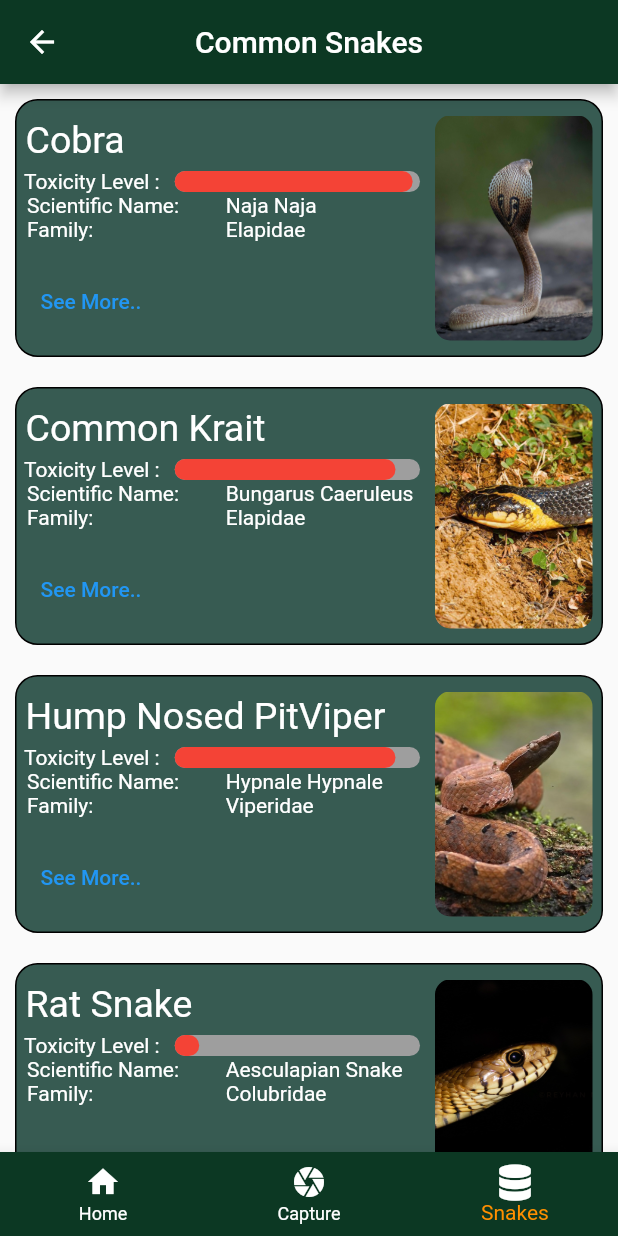
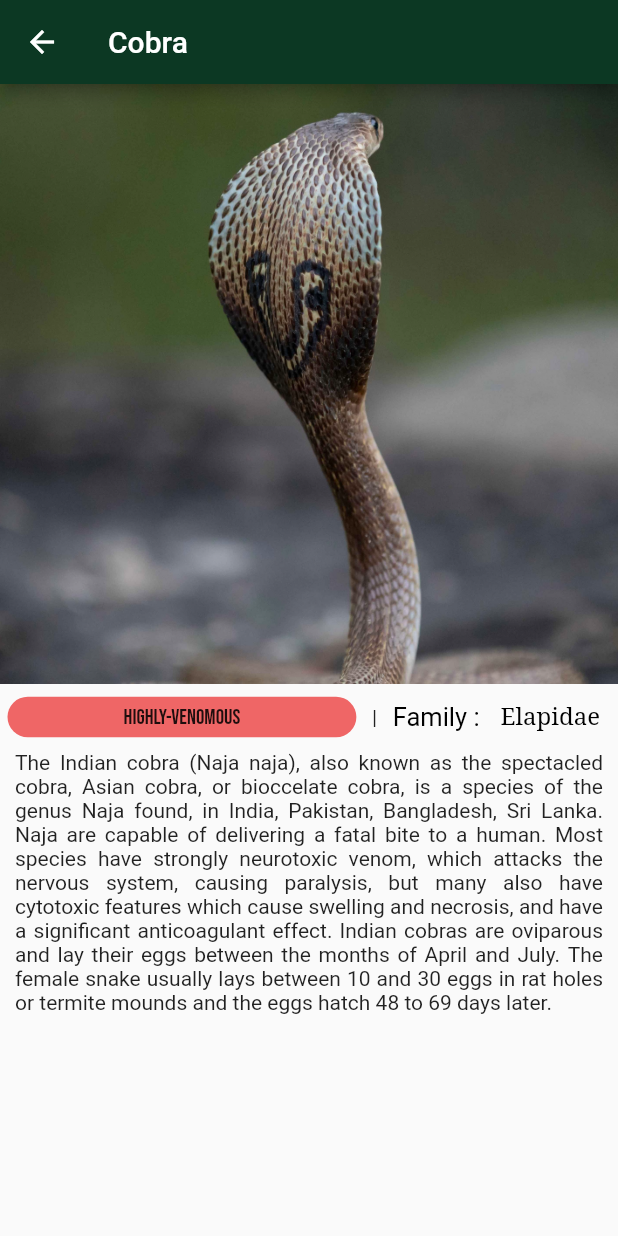
Before and after one commit to Deshal-001/snake_eyes, a Flutter app: the screen it shows after launch, item 3 of the bottom bar chosen, after a tap on "See More..", on a phone screen of 412 x 824 dp. Run offline on Flutter 3.47's test engine with Material 2 defaults, Android fonts, the phone set to English and light mode, and no system bars; drawn by our look-alikes of percent_indicator; our stand-ins replace font_awesome_flutter, google_fonts, image_picker; Roboto replaces fonts that are missing (Abel, Sansita).

Commit message:
Initial commit

```diff
--- a/lib/CommonSnakesPage.dart
+++ b/lib/CommonSnakesPage.dart
@@ -1,34 +1,11 @@
-import 'package:flutter/cupertino.dart';
 import 'package:flutter/material.dart';
 import 'package:font_awesome_flutter/font_awesome_flutter.dart';
 import 'package:google_fonts/google_fonts.dart';
 import 'package:percent_indicator/percent_indicator.dart';
 
 import 'MenuPage.dart';
+import 'Snake.dart';
 
-List snakesList = [
-  "Cobra",
-  "Common Krait",
-  "Hump Nosed PitViper",
-  "Rat Snake",
-  "Rusellas Viper",
-  "Saw Scaled Viper",
-  "Green Tree Vine",
-  "Indian Rock Python",
-  "Common Sand Boa"
-];
-
-List snakesImages = [
-  "assest/snakes/cobra.jpeg",
-  "assest/snakes/commonKrait.jpeg",
-  "assest/snakes/humpNosedPitViper.jpeg",
-  "assest/snakes/ratsnake.jpeg",
-  "assest/snakes/rusellasViper.jpeg",
-  "assest/snakes/sawScaledViper.jpeg",
-  "assest/snakes/greentreeVine.jpeg",
-  "assest/snakes/indianrockpython.jpeg",
-  "assest/snakes/commonsandboa.jpeg"
-];
 
 class CommonSnakesPage extends StatefulWidget {
   const CommonSnakesPage({Key? key}) : super(key: key);
@@ -50,76 +27,71 @@ class _CommonSnakesPageState extends State<CommonSnakesPage> {
           ),
           title: const Text("Common Snakes"),
           centerTitle: true,
-          backgroundColor: Color(0xFF0C3823),
+          backgroundColor: const Color(0xFF0C3823),
         ),
         body: SafeArea(
           child: ListView(
             children: [
-              snakes(
-                  snakesList[0],
+              Snakes(Cobra.name, "", Cobra.path, Cobra.toxicLevel,
+                  Cobra.ScientificName, Cobra.family, Cobra),
+              Snakes(
+                  Common_Krait.name,
                   "",
-                  snakesImages[0],
-                  0.97,
-                  "Naja Naja","Elapidae"),
-              snakes(
-                  snakesList[1],
+                  Common_Krait.path,
+                  Common_Krait.toxicLevel,
+                  Common_Krait.ScientificName,
+                  Common_Krait.family,
+                  Common_Krait),
+              Snakes(
+                  Hump_Nosed_PitViper.name,
                   "",
-                  snakesImages[1],
-                  0.9,
-                  "Bungarus Caeruleus","Elapidae"),
-              snakes(
-                  snakesList[2],
+                  Hump_Nosed_PitViper.path,
+                  Hump_Nosed_PitViper.toxicLevel,
+                  Hump_Nosed_PitViper.ScientificName,
+                  Hump_Nosed_PitViper.family,
+                  Hump_Nosed_PitViper),
+              Snakes(Rat_Snake.name, "", Rat_Snake.path, Rat_Snake.toxicLevel,
+                  Rat_Snake.ScientificName, Rat_Snake.family, Rat_Snake),
+              Snakes(
+                  Rusellas_Viper.name,
                   "",
-                  snakesImages[2],
-                  0.9,
-                  "Hypnale Hypnale","Viperidae"),
-              snakes(
-                  snakesList[3],
+                  Rusellas_Viper.path,
+                  Rusellas_Viper.toxicLevel,
+                  Rusellas_Viper.ScientificName,
+                  Rusellas_Viper.family,
+                  Rusellas_Viper),
+              Snakes(
+                  Saw_Scaled_Viper.name,
                   "",
-                  snakesImages[3],
-                  0.1,
-                  "Aesculapian Snake","Colubridae"),
-              snakes(
-                  snakesList[4],
+                  Saw_Scaled_Viper.path,
+                  Saw_Scaled_Viper.toxicLevel,
+                  Saw_Scaled_Viper.ScientificName,
+                  Saw_Scaled_Viper.family,
+                  Saw_Scaled_Viper),
+              Snakes(
+                  Green_Tree_Vine.name,
                   "",
-                  snakesImages[4],
-                  0.8,
-                  "Daboia Russelii","Viperidae"),
-              snakes(
-                  snakesList[5],
+                  Green_Tree_Vine.path,
+                  Green_Tree_Vine.toxicLevel,
+                  Green_Tree_Vine.ScientificName,
+                  Green_Tree_Vine.family,
+                  Green_Tree_Vine),
+              Snakes(
+                  Indian_Rock_Python.name,
                   "",
-                  snakesImages[5],
-                  0.8,
-                  "Echis Carinatus","Viperidae"),
-              snakes(
-                  snakesList[6],
+                  Indian_Rock_Python.path,
+                  Indian_Rock_Python.toxicLevel,
+                  Indian_Rock_Python.ScientificName,
+                  Indian_Rock_Python.family,
+                  Indian_Rock_Python),
+              Snakes(
+                  Common_Sand_Boa.name,
                   "",
-                  snakesImages[6],
-                  0.5,
-                  "Ahaetulla Nasuta","Colubridae"),
-              snakes(
-                  snakesList[7],
-                  "",
-                  snakesImages[7],
-                  0.1,
-                  "Python Molurus","Pythonidae"),
-              snakes(
-                  snakesList[8],
-                  "",
-                  snakesImages[8],
-                  0.1,
-                  "Gongylophis Conicus","Boidae"),
-
-              /**
-                  1. cobra
-                  2. commonKrait
-                  3. humpNosedPitViper
-                  4. rat snake
-                  5. rusellasViper
-                  6. sawScaledViper
-                  7. green tree Vine
-                  8. indian rock python
-                  9. common sand boa  **/
+                  Common_Sand_Boa.path,
+                  Common_Sand_Boa.toxicLevel,
+                  Common_Sand_Boa.ScientificName,
+                  Common_Sand_Boa.family,
+                  Common_Sand_Boa),
             ],
           ),
         ),
@@ -170,25 +142,27 @@ class _CommonSnakesPageState extends State<CommonSnakesPage> {
   }
 }
 
-class snakes extends StatelessWidget {
+class Snakes extends StatelessWidget {
   late String name;
   String data;
   String path;
   double toxicLevel;
   String ScientificName;
   String family;
+  Snake snake;
 
-  snakes(this.name, this.data, this.path, this.toxicLevel, this.ScientificName,this.family);
+  Snakes(this.name, this.data, this.path, this.toxicLevel, this.ScientificName,
+      this.family, this.snake);
 
   @override
   Widget build(BuildContext context) {
+    Color fontColor=Colors.black;
     return Container(
       margin: const EdgeInsets.all(10),
       decoration: BoxDecoration(
-        border: Border.all(color: Colors.black),
-        color: const Color(0xFF375b52 ),
+       // border: Border.all(color: Colors.black),
+        color: const Color(0xFF99CC99 ),
         borderRadius: BorderRadius.circular(15),
-
       ),
       child: Row(
         children: [
@@ -196,12 +170,13 @@ class snakes extends StatelessWidget {
             child: Column(
               children: <Widget>[
                 Container(
-                  margin: const EdgeInsets.only(left: 6,bottom: 5),
+                  margin: const EdgeInsets.only(left: 6, bottom: 5),
                   child: Align(
                     alignment: Alignment.topLeft,
                     child: Text(
                       name,
-                      style: GoogleFonts.breeSerif(fontSize: 25,color: Colors.white),
+                      style: GoogleFonts.breeSerif(
+                          fontSize: 25, color: fontColor),
                       textAlign: TextAlign.left,
                     ),
                   ),
@@ -210,9 +185,10 @@ class snakes extends StatelessWidget {
                   children: [
                     Container(
                       margin: const EdgeInsets.only(left: 5),
-                      child: const Align(
+                      child:  Align(
                         child: Text(
-                          "Toxicity Level :",style: TextStyle(color: Colors.white),
+                          "Toxicity Level :",
+                          style: TextStyle(color: fontColor),
                           textAlign: TextAlign.left,
                         ),
                         alignment: Alignment.topLeft,
@@ -220,10 +196,11 @@ class snakes extends StatelessWidget {
                     ),
                     Expanded(
                       child: LinearPercentIndicator(
+
                         animation: true,
                         animationDuration: 2500,
                         linearStrokeCap: LinearStrokeCap.roundAll,
-                        lineHeight: 14.0,
+                        lineHeight: 10.0,
                         percent: toxicLevel,
                         backgroundColor: Colors.grey,
                         progressColor: Colors.red,
@@ -236,13 +213,16 @@ class snakes extends StatelessWidget {
                     Expanded(
                         flex: 2,
                         child: Container(
-                            margin: EdgeInsets.only(left: 7),
-                            child: Text("Scientific Name:",style: TextStyle(color: Colors.white),))),
+                            margin: const EdgeInsets.only(left: 7),
+                            child:  Text(
+                              "Scientific Name:",
+                              style:  TextStyle(color: fontColor),
+                            ))),
                     Expanded(
                         flex: 2,
                         child: Text(
                           ScientificName,
-                          style: GoogleFonts.abel(color: Colors.white),
+                          style: GoogleFonts.abel(color: fontColor),
                         ))
                   ],
                 ),
@@ -251,13 +231,16 @@ class snakes extends StatelessWidget {
                     Expanded(
                         flex: 2,
                         child: Container(
-                            margin: EdgeInsets.only(left: 7),
-                            child: Text("Family:",style: TextStyle(color: Colors.white),))),
+                            margin: const EdgeInsets.only(left: 7),
+                            child:  Text(
+                              "Family:",
+                              style:  TextStyle(color: fontColor),
+                            ))),
                     Expanded(
                         flex: 2,
                         child: Text(
                           family,
-                          style: GoogleFonts.abel(color: Colors.white),
+                          style: GoogleFonts.abel(color: fontColor),
                         ))
                   ],
                 ),
@@ -268,12 +251,26 @@ class snakes extends StatelessWidget {
                 Align(
                     alignment: Alignment.topLeft,
                     child: Container(
-                      margin: const EdgeInsets.only(left: 8),
+
+                    //  margin: const EdgeInsets.only(left: 8),
                       child: TextButton(
                         onPressed: () {
-                          print("Tapped");
+                          Navigator.push(
+                            context,
+                            MaterialPageRoute(
+                              builder: (context) => DetailScreen(snake: snake),
+                            ),
+                          );
+                          print(snake.snakeType.toString());
                         },
-                        child: Text("See More..", style: TextStyle()),
+                        child:
+                            Container(decoration: BoxDecoration(
+                                border: Border.all(color: Colors.black),
+                                borderRadius: BorderRadius.circular(10)
+                            ),child: const Padding(
+                              padding: EdgeInsets.all(6.0),
+                              child: Text("See More..", style: TextStyle()),
+                            )),
                       ),
                     ))
               ],
@@ -281,13 +278,13 @@ class snakes extends StatelessWidget {
             flex: 20,
           ),
           Container(
-          margin: EdgeInsets.only(right: 6,top: 10,bottom: 10),
+              margin: const EdgeInsets.only(right: 6, top: 10, bottom: 10),
               width: 105,
               height: 150,
               child: ClipRRect(
                 borderRadius: BorderRadius.circular(10), // Image border
                 child: SizedBox.fromSize(
-                  size: Size.fromRadius(40), // Image radius
+                  size: const Size.fromRadius(40), // Image radius
                   child: Image.asset(path, fit: BoxFit.cover),
                 ),
               )),
@@ -296,3 +293,99 @@ class snakes extends StatelessWidget {
     );
   }
 }
+
+class DetailScreen extends StatelessWidget {
+  const DetailScreen({Key? key, required this.snake}) : super(key: key);
+
+  final Snake snake;
+
+
+  @override
+  Widget build(BuildContext context) {
+    Color color;
+
+    Color getSnakeType(String snakeType){
+      if(snakeType=="Highly-Venomous"){
+        color=const Color(0xFFef6666 );
+      }
+      else if(snakeType=="Midly-Venomous"){
+        color=Colors.yellow;
+      }
+      else{
+        color=Colors.lightGreenAccent;
+      }
+      return color;
+    }
+
+    return Scaffold(
+      appBar: AppBar(
+        title: Text(snake.name),
+        backgroundColor: const Color(0xFF0C3823),
+      ),
+      body: ListView(
+        children: [
+          Image(image: AssetImage(snake.path),height: 400,fit: BoxFit.cover,),
+      Container(
+        decoration: BoxDecoration(
+          //color: Colors.grey,
+         // border: Border.all(width: 0.5,color: Colors.black),
+          borderRadius: BorderRadius.circular(20)
+        ),
+
+      margin: const EdgeInsets.all(5),
+
+
+      child: Column(
+        children: [
+          Row(
+            children: [
+
+
+              Expanded(
+                child: Container(
+                    decoration: BoxDecoration(
+                      borderRadius: BorderRadius.circular(15),
+                      color: getSnakeType(snake.snakeType.toString()),
+                    ),
+                  child:Container(child: Text(snake.snakeType,textAlign: TextAlign.center,style: GoogleFonts.bebasNeue(),),margin: const EdgeInsets.all(5),)
+
+                ),
+              ),const SizedBox(child: const Text("   | "),),
+              Container(
+                margin: const EdgeInsets.all(7),
+                child:   Align(
+                  child: Text(
+                    "Family :",
+                    style: GoogleFonts.sansita(color: Colors.black,fontSize: 17),
+                    textAlign: TextAlign.left,
+                  ),
+                  alignment: Alignment.topLeft,
+                ),
+              ),
+              Container(
+                margin: const EdgeInsets.all(7),
+                child:  Align(
+                  child: Text(
+                    snake.family,
+                    style: GoogleFonts.notoSerif(color: Colors.black,fontSize: 16),
+                    textAlign: TextAlign.left,
+                  ),
+                  alignment: Alignment.topLeft,
+                ),
+              ),
+
+            ],
+          ),
+          Container(
+            margin: const EdgeInsets.all(5),
+            child:  Text(snake.data,textAlign: TextAlign.justify,),
+          )
+        ],
+      ),
+      ),
+
+        ],
+      ),
+    );
+  }
+}
--- /dev/null
+++ b/lib/Snake.dart
@@ -0,0 +1,55 @@
+import 'package:flutter/cupertino.dart';
+
+class Snake{
+  final String name;
+  final String snakeType;
+  final String data;
+  final String path;
+  final double toxicLevel;
+  final String ScientificName;
+  final String family;
+  Snake( this.name, this.path,this.toxicLevel, this.ScientificName, this.family,this.snakeType,this.data);}
+
+final Snake Cobra =
+Snake("Cobra", snakesImages[0], 0.97, "Naja Naja", "Elapidae","Highly-Venomous",snakedata[0]);
+final Snake Common_Krait = Snake(
+    "Common Krait", snakesImages[1], 0.9, "Bungarus Caeruleus", "Elapidae","Highly-Venomous",snakedata[1]);
+final Snake Hump_Nosed_PitViper = Snake("Hump Nosed PitViper", snakesImages[2],
+    0.9, "Hypnale Hypnale", "Viperidae","Highly-Venomous",snakedata[2]);
+final Snake Rat_Snake =
+Snake("Rat Snake", snakesImages[3], 0.1, "Aesculapian Snake", "Colubridae","Non-Venomous",snakedata[3]);
+final Snake Rusellas_Viper = Snake(
+    "Rusellas Viper", snakesImages[4], 0.8, "Daboia Russelii", "Viperidae","Highly-Venomous",snakedata[4]);
+final Snake Saw_Scaled_Viper = Snake(
+    "Saw Scaled Viper", snakesImages[5], 0.8, "Echis Carinatus", "Viperidae","Highly-Venomous",snakedata[5]);
+final Snake Green_Tree_Vine = Snake(
+    "Green Tree Vine", snakesImages[6], 0.5, "Ahaetulla Nasuta", "Colubridae","Midly-Venomous",snakedata[6]);
+final Snake Indian_Rock_Python = Snake(
+    "Indian Rock Python", snakesImages[7], 0.1, "Python Molurus", "Pythonidae","Non-Venomous",snakedata[7]);
+final Snake Common_Sand_Boa = Snake(
+    "Common Sand Boa", snakesImages[8], 0.1, "Gongylophis Conicus", "Boidae","Non-Venomous",snakedata[8]);
+
+
+List snakesImages = [
+  "assest/snakes/cobra.jpeg",
+  "assest/snakes/commonKrait.jpeg",
+  "assest/snakes/humpNosedPitViper.jpeg",
+  "assest/snakes/ratsnake.jpeg",
+  "assest/snakes/rusellasViper.jpeg",
+  "assest/snakes/sawScaledViper.jpeg",
+  "assest/snakes/greentreeVine.jpeg",
+  "assest/snakes/indianrockpython.jpeg",
+  "assest/snakes/commonsandboa.jpeg"
+];
+
+List snakedata =[
+  "The Indian cobra (Naja naja), also known as the spectacled cobra, Asian cobra, or bioccelate cobra, is a species of the genus Naja found, in India, Pakistan, Bangladesh, Sri Lanka. Naja are capable of delivering a fatal bite to a human. Most species have strongly neurotoxic venom, which attacks the nervous system, causing paralysis, but many also have cytotoxic features which cause swelling and necrosis, and have a significant anticoagulant effect.  Indian cobras are oviparous and lay their eggs between the months of April and July. The female snake usually lays between 10 and 30 eggs in rat holes or termite mounds and the eggs hatch 48 to 69 days later.",
+  "The common krait also known as blue krait, is a species of highly venomous snake native to the Indian subcontinents.  This snake can be found in dry zone of Sri Lanka.  The bite occurred at night while the victims were asleep on the floor. In 99 (47%) situations killed specimens were available for identification. The cardinal symptom was abdominal pain developing within hours of the bite. Common krait bites cause muscular paralysis due to the venom disrupting communication between the nerves and muscles. This becomes life-threatening for the patient if there is paralysis of the muscles used for breathing. Irrespective of Krait, its venom is 10 times more lethal than cobra. ",
+  "Hump Nosed Pit Viper can be found in peninsular India and in Sri Lanka in dense jungle and coffee plantations in hilly areas. This snake were considered moderately venomous snakes whose bites result mainly in local envenoming. However, a variety of severe local effects, hemostatic dysfunction, microangiopathic hemolysis, kidney injury and death have been reported following envenoming by Hypnale species. The hump-nosed viper is widely distributed in all the peneplanes of the country and is commonly found in coconut, rubber and tea plantations. ",
+  "Rat snakes pose no threat to humans. Although rat snakes were long believed to be completely nonvenomous, recent studies have shown that some Old World species do possess small amounts of venom, though the amount is negligible relative to human. Rat snakes usually hunt and kill mice by biting with their teeth and suffocate them by constriction of its own body. Night time environment more thermally suitable for rat snakes to hunt, thereby making them more active at night. ",
+  "404 ERROR",
+  "Saw scaled viper also know as Vali polonga, found in India, Sri Lanka, Bangladesh, and Pakistan on a range of different substrates, including sand, rock, soft soil and in scrublands. Often found hiding under loose rocks in daylight. They are most active after rains or on humid nights also consider to be highly venomous snakes in Sri Lanka. This snake is one of the species responsible for causing the most snakebite cases due to their inconspicuous and extremely aggressive nature. Also they feeds on rodents, lizards, frogs, and a variety of arthropods, such as scorpions, centipedes and large insects. Produces on average about 18 mg of dry venom by weight, with a recorded maximum of 72 mg. Envenomation results in local symptoms as well as severe systemic symptoms that may prove fatal. Local symptoms include swelling and pain, which appear within minutes of a bite. In very bad cases the swelling may extend up the entire affected limb within 12–24 hours and blisters form on the skin. ",
+  "Vine snake native to Sri Lanka. Its common names include Asian vine snake, Boie's whip snake, Gunther's whip snake, Oriental whip snake. The body form is extremely slender with a long, pointed, projecting snout which is rather more than twice as long as the eye. Asian vine snakes hunt using their camouflage to move in the branches of trees, sometimes swaying with the wind to further their mimicry.  Even the tongue flicking is more subdued than in other snake species, with the tongue poking out very slowly, sometimes without the forked flair. When they smell prey, they slowly approach and follow until the right moment to strike, usually aiming for the neck. The Asian vine snake feeds on small reptiles and amphibians, particularly lizards and tree frogs. Asian vine snakes are ovoviviparous, meaning the eggs develop inside the mother’s body and when they hatch, the snakes give live birth. They give birth to about 7-10 young at a time. ",
+  "Python molurus is a large, nonvenomous python species native to tropical and subtropical regions of the Indian subcontinent and Southeast Asia. Lethargic and slow moving even in their native habitat, they exhibit timidity and rarely try to attack even when attacked. They are excellent swimmers and are quite at home in water. Like all snakes, Indian pythons are strict carnivores and feed on mammals, birds, and reptiles indiscriminately, but seem to prefer mammals. After a heavy meal, they are disinclined to move. If forced to, hard parts of the meal may tear through the body. After a heavy meal, an individual may fast for weeks, the longest recorded duration being 2 years.",
+  "Sand boas are ambush predators, which means they hide and wait for their prey to come close to the snake's concealed body. The Kenyan sand is a non-venomous snake that uses constriction to subdue its prey. Sand boas typically live into their mid-teens. Some in captivity have lived up to 20 years. In India it can be mistaken at first glance for either the Indian python or the deadly Russell's viper. Sand Boas will continue to grow as they age but will have to shed their skin because their old skin won't grow together with their bodies. Sand Boas will constantly shed their skin and may end up shedding them once every 3 or 4 months depending on the season and how fast the snake grows. "
+];
```
